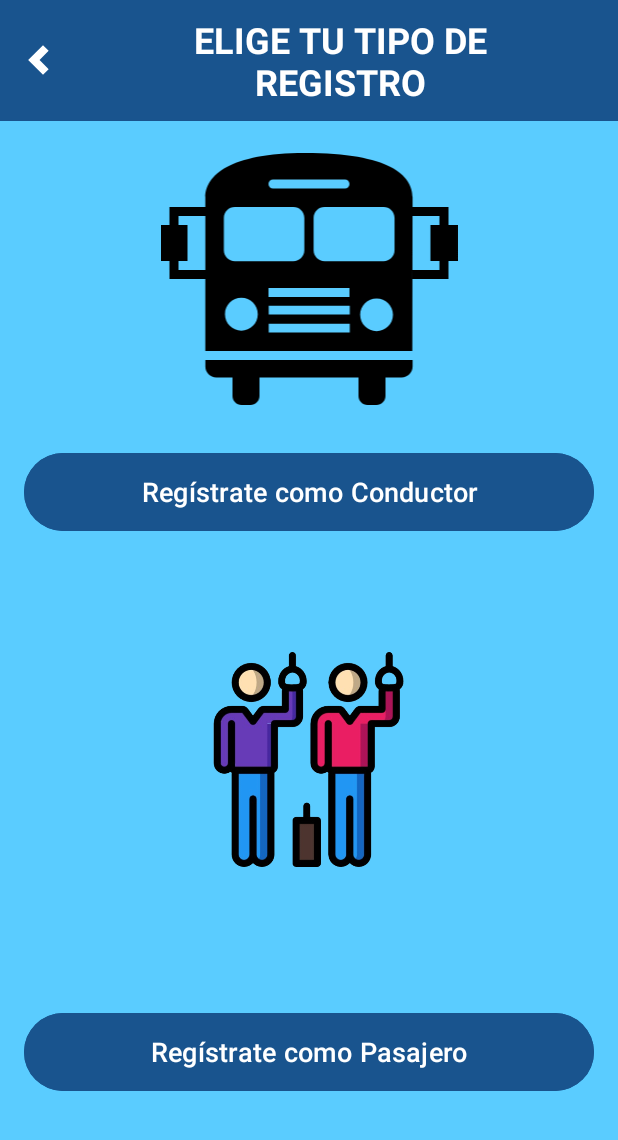
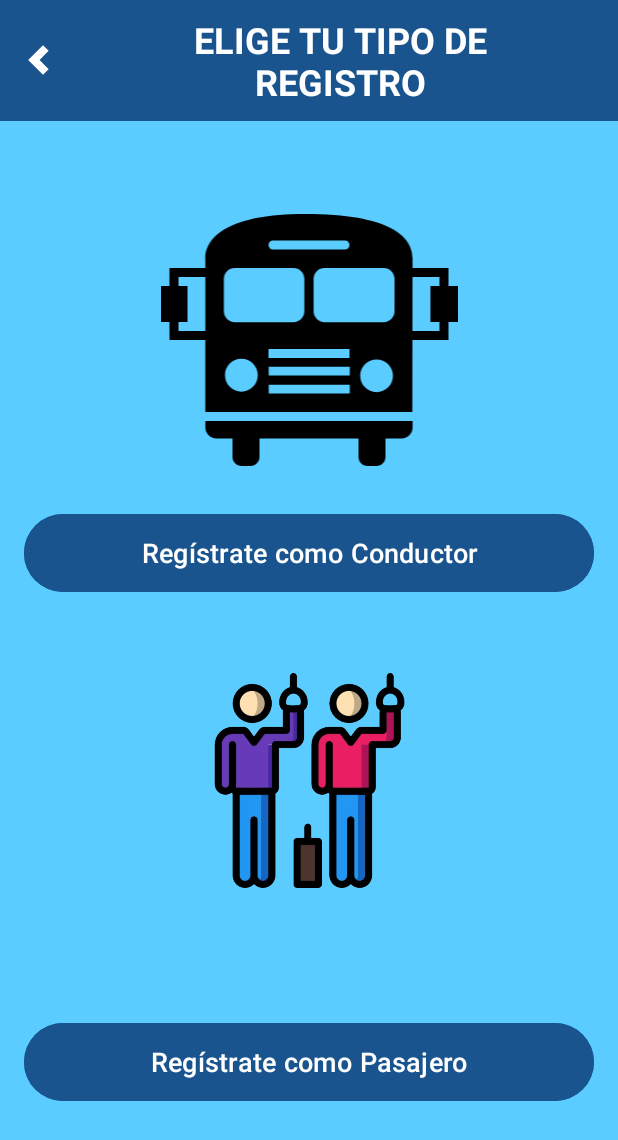
Before and after one commit to SistMate/QuickPay, an Android app: the screen it shows after launch (Elecciondeformulario), after a tap on "Registrarse", on a phone screen of 412 x 824 dp. Shown: the top 1140 px of the screen. Run offline under Robolectric (Android 15) with nearby library versions, the phone set to English and light mode, and no system bars; our stand-ins replace Firebase (no records; nobody signed in at launch, a user with empty details on screens opened directly); 2 other taps on this screen came first.

Commit message:
Inicio de sesion y registro

```diff
--- a/app/src/main/res/layout/activity_elecciondeformulario.xml
+++ b/app/src/main/res/layout/activity_elecciondeformulario.xml
@@ -10,20 +10,23 @@
     android:background="@color/colorAzulsuave"
     tools:context=".Elecciondeformulario">
 
-    <LinearLayout
-        android:layout_width="match_parent"
+    <LinearLayout android:id="@+id/headerLayout"
+    android:layout_width="0dp"
     android:layout_height="wrap_content"
     android:orientation="horizontal"
     android:background="@drawable/header_rectangule"
     android:padding="10dp"
-        android:gravity="center_vertical">
+    android:gravity="center_vertical"
+    app:layout_constraintTop_toTopOf="parent"
+    app:layout_constraintStart_toStartOf="parent"
+    app:layout_constraintEnd_toEndOf="parent">
     <ImageView
         android:id="@+id/iv_back"
         android:layout_width="wrap_content"
         android:layout_height="wrap_content"
         android:src="@drawable/icono_atras"
         android:layout_gravity="center_vertical"
-            android:layout_marginRight="10dp"/>
+        android:layout_marginEnd="10dp"/>
     <TextView
         android:id="@+id/tv_choose_registration"
         android:layout_width="0dp"
@@ -34,21 +37,16 @@
         android:textSize="24sp"
         android:textStyle="bold"
         android:gravity="center"/>
-
 </LinearLayout>
-
 
 <ImageView
 android:id="@+id/imageView5"
 android:layout_width="237dp"
 android:layout_height="192dp"
-                android:layout_marginTop="90dp"
-                app:layout_constraintBottom_toTopOf="@+id/button_register_driver"
+android:layout_marginTop="50dp"
 app:layout_constraintEnd_toEndOf="parent"
-                app:layout_constraintHorizontal_bias="0.5"
 app:layout_constraintStart_toStartOf="parent"
-                app:layout_constraintTop_toTopOf="parent"
-                app:layout_constraintVertical_bias="0.15"
+app:layout_constraintTop_toBottomOf="@id/headerLayout"
     app:srcCompat="@drawable/bus" />
 
 <Button
@@ -65,18 +63,16 @@
 app:iconTint="@android:color/white"
 app:layout_constraintEnd_toEndOf="parent"
 app:layout_constraintStart_toStartOf="parent"
-                app:layout_constraintTop_toBottomOf="@+id/imageView5" />
+app:layout_constraintTop_toBottomOf="@id/imageView5" />
 
 <ImageView
 android:id="@+id/imageView2"
 android:layout_width="194dp"
 android:layout_height="143dp"
-                app:layout_constraintBottom_toTopOf="@+id/button_register_passenger"
+android:layout_marginTop="50dp"
 app:layout_constraintEnd_toEndOf="parent"
-                app:layout_constraintHorizontal_bias="0.497"
 app:layout_constraintStart_toStartOf="parent"
-                app:layout_constraintTop_toBottomOf="@+id/button_register_driver"
-                app:layout_constraintVertical_bias="0.25"
+app:layout_constraintTop_toBottomOf="@id/button_register_driver"
 app:srcCompat="@drawable/pasajero2" />
 
 <Button
@@ -91,11 +87,9 @@
 android:textColor="@android:color/white"
 android:textSize="18sp"
 app:iconTint="@android:color/white"
-                app:layout_constraintTop_toBottomOf="@+id/imageView2"
+app:layout_constraintTop_toBottomOf="@id/imageView2"
 app:layout_constraintEnd_toEndOf="parent"
 app:layout_constraintStart_toStartOf="parent"
-                app:layout_constraintHorizontal_bias="0.5"
 app:layout_constraintBottom_toBottomOf="parent" />
 
-
     </androidx.constraintlayout.widget.ConstraintLayout>
```
Lines whose indentation alone changed are shown as unchanged.
